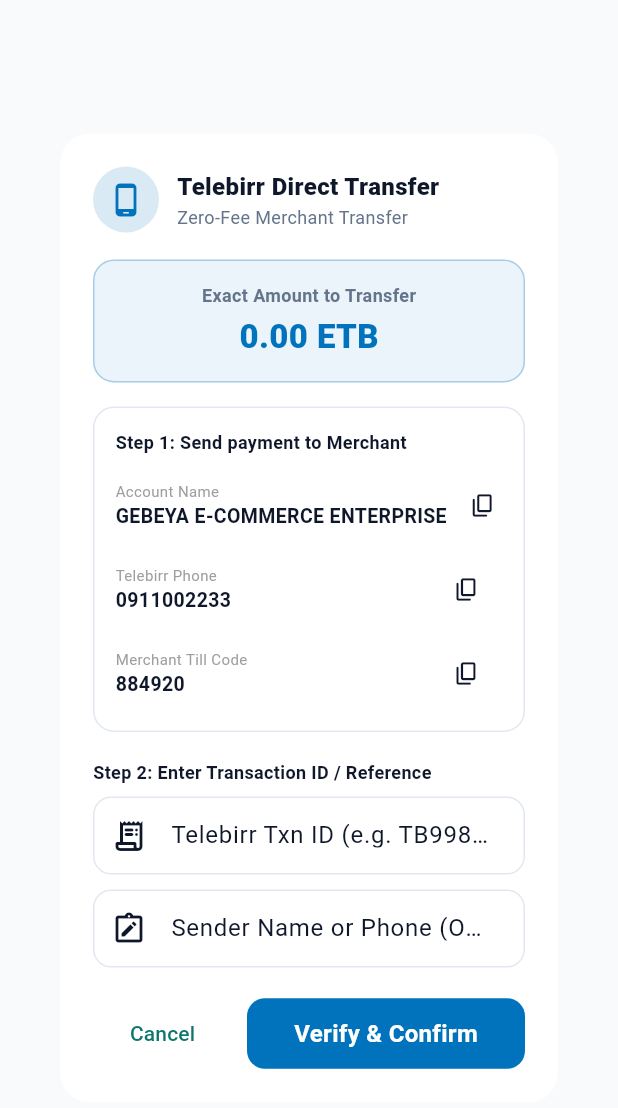
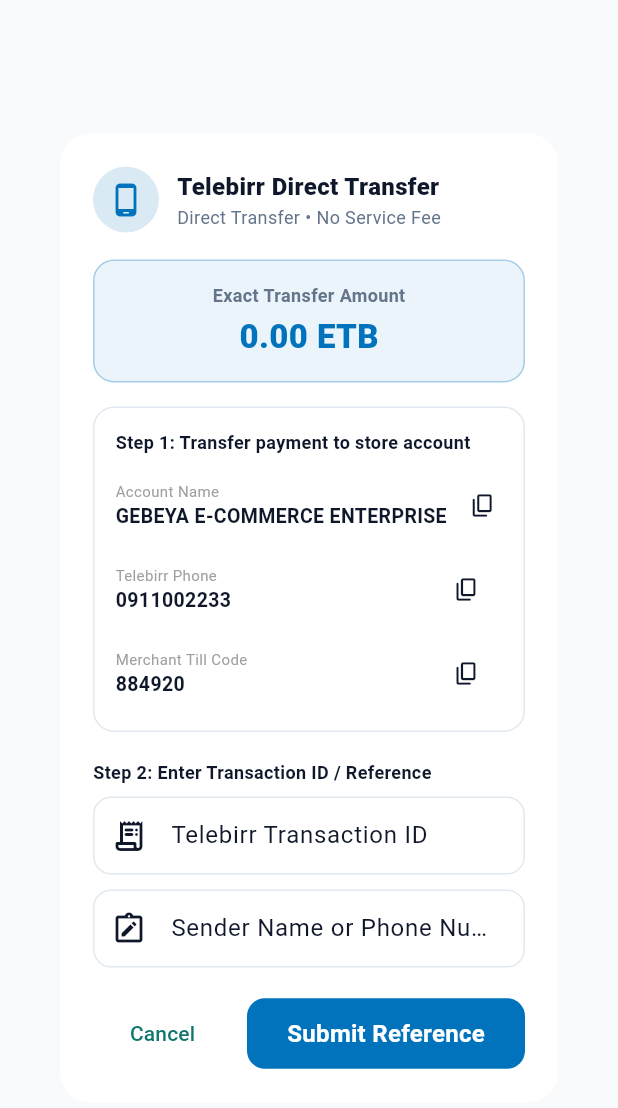
Before and after one commit to emandoyesus/Gebeya2, a Flutter app: the PaymentTransferDialog widget shown alone on an empty page, opened directly with empty values, on a phone screen of 412 x 824 dp. Shown: the top 1108 px of the screen. Run offline on Flutter 3.47's test engine with Material 3 defaults, Android fonts, the phone set to English and light mode, and no system bars; our stand-ins replace shared_preferences; accounts and stored records are empty; network calls fail.

Commit message:
refactor(ux-copy): clarify checkout transfer instructions, map pin labels, and action CTAs

```diff
--- a/lib/screens/checkout/checkout_screen.dart
+++ b/lib/screens/checkout/checkout_screen.dart
@@ -275,7 +275,7 @@ class _CheckoutScreenState extends State<CheckoutScreen> {
                             Icon(Icons.pin_drop_rounded, size: 18, color: AppColors.primary),
                             SizedBox(width: 8),
                             Text(
-                              'Pick Landmark or Pin on Addis Ababa Map',
+                              'Pin Location on Addis Ababa Map',
                               style: TextStyle(
                                 fontSize: 12,
                                 fontWeight: FontWeight.w700,
--- a/lib/screens/checkout/widgets/delivery_pin_picker_modal.dart
+++ b/lib/screens/checkout/widgets/delivery_pin_picker_modal.dart
@@ -278,14 +278,14 @@ class _DeliveryPinPickerModalState extends State<DeliveryPinPickerModal> {
                     crossAxisAlignment: CrossAxisAlignment.start,
                     children: [
                       Text(
-                        'Dispatch Pin Picker',
+                        'Select Delivery Location',
                         style: TextStyle(
                           fontSize: 17,
                           fontWeight: FontWeight.w800,
                         ),
                       ),
                       Text(
-                        'Zero-cost GPS coordinates for couriers',
+                        'Pin your landmark to give couriers exact GPS coordinates',
                         style: TextStyle(fontSize: 11, color: Colors.grey),
                       ),
                     ],
@@ -521,7 +521,7 @@ class _DeliveryPinPickerModalState extends State<DeliveryPinPickerModal> {
                 Navigator.pop(context);
               },
               icon: const Icon(Icons.check_circle_outline_rounded),
-              label: Text('Set Delivery Pin: ${_selectedPoint.landmark}'),
+              label: Text('Deliver to ${_selectedPoint.landmark}'),
             ),
           ),
         ],
--- a/lib/screens/checkout/widgets/payment_transfer_dialog.dart
+++ b/lib/screens/checkout/widgets/payment_transfer_dialog.dart
@@ -99,7 +99,7 @@ class _PaymentTransferDialogState extends State<PaymentTransferDialog> {
                           ),
                         ),
                         Text(
-                          'Zero-Fee Merchant Transfer',
+                          'Direct Transfer • No Service Fee',
                           style: TextStyle(
                             fontSize: 12,
                             color: isDark ? AppColors.darkTextSecondary : AppColors.lightTextSecondary,
@@ -125,7 +125,7 @@ class _PaymentTransferDialogState extends State<PaymentTransferDialog> {
                 child: Column(
                   children: [
                     Text(
-                      'Exact Amount to Transfer',
+                      'Exact Transfer Amount',
                       style: TextStyle(
                         fontSize: 12,
                         fontWeight: FontWeight.w600,
@@ -161,7 +161,7 @@ class _PaymentTransferDialogState extends State<PaymentTransferDialog> {
                   crossAxisAlignment: CrossAxisAlignment.start,
                   children: [
                     const Text(
-                      'Step 1: Send payment to Merchant',
+                      'Step 1: Transfer payment to store account',
                       style: TextStyle(fontSize: 12, fontWeight: FontWeight.w700),
                     ),
                     const SizedBox(height: 10),
@@ -187,7 +187,7 @@ class _PaymentTransferDialogState extends State<PaymentTransferDialog> {
               TextFormField(
                 controller: _txnController,
                 decoration: InputDecoration(
-                  labelText: isTelebirr ? 'Telebirr Txn ID (e.g. TB99824)' : 'CBE Reference (e.g. FT24098...)',
+                  labelText: isTelebirr ? 'Telebirr Transaction ID' : 'CBE Transfer Reference',
                   hintText: isTelebirr ? 'e.g. TB82937402' : 'e.g. FT260914210',
                   prefixIcon: const Icon(Icons.receipt_long_rounded),
                 ),
@@ -206,7 +206,7 @@ class _PaymentTransferDialogState extends State<PaymentTransferDialog> {
               TextFormField(
                 controller: _notesController,
                 decoration: const InputDecoration(
-                  labelText: 'Sender Name or Phone (Optional note)',
+                  labelText: 'Sender Name or Phone Number (Optional)',
                   hintText: 'e.g. Sent from Abebe phone 0911...',
                   prefixIcon: Icon(Icons.note_alt_outlined),
                 ),
@@ -245,7 +245,7 @@ class _PaymentTransferDialogState extends State<PaymentTransferDialog> {
                         }
                       },
                       child: const Text(
-                        'Verify & Confirm',
+                        'Submit Reference',
                         style: TextStyle(fontWeight: FontWeight.w700),
                       ),
                     ),
```
